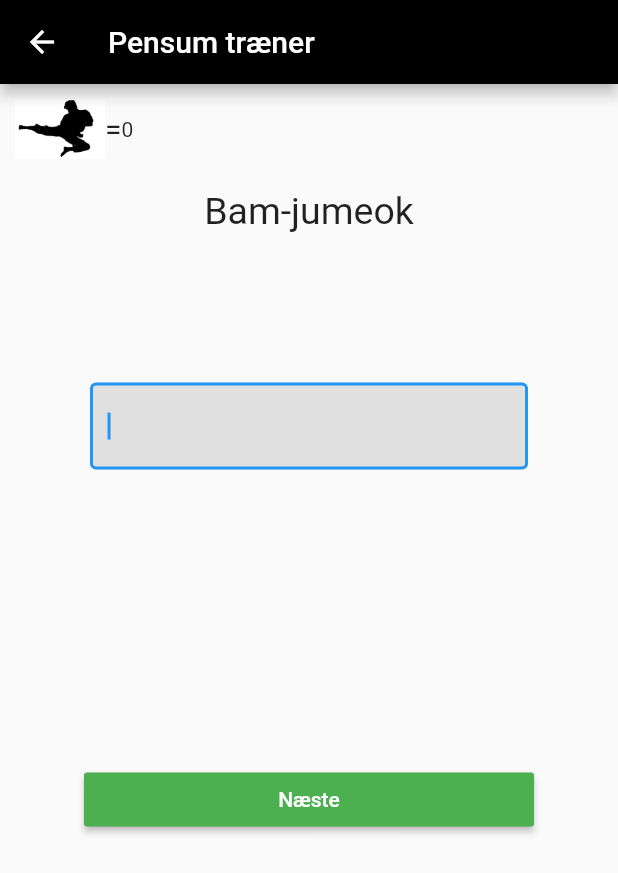
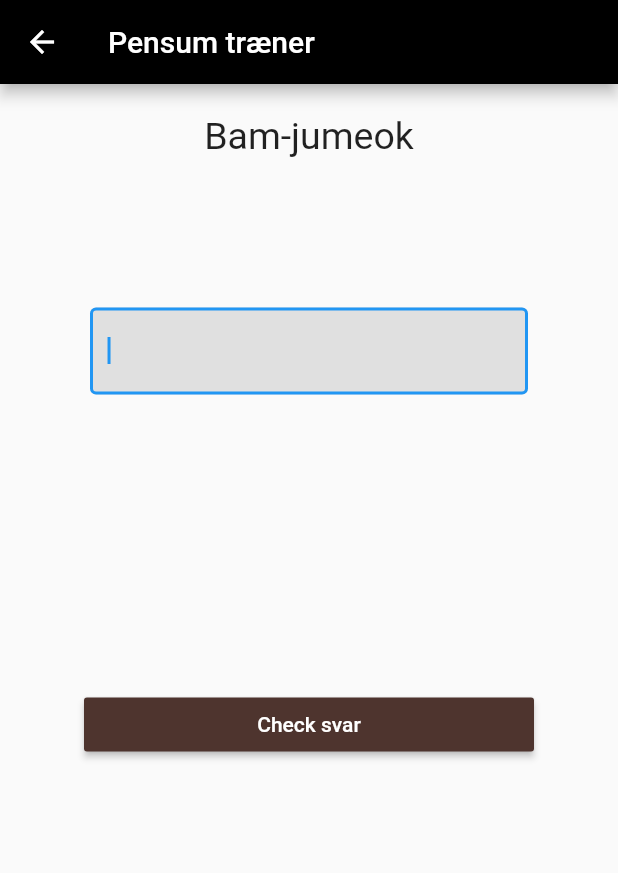
Before and after one commit to toke-dk/taekwondo_pensum, a Flutter app: the screen it shows after launch, after a tap on "3.Kup", on a phone screen of 412 x 824 dp. Shown: the top 873 px of the screen. Run offline on Flutter 3.47's test engine with Material 2 defaults, Android fonts, the phone set to English and light mode, and no system bars.

Commit message:
swapping widget works with word. But does not change word

```diff
--- a/lib/pages/IngameWidget.dart
+++ b/lib/pages/IngameWidget.dart
@@ -12,7 +12,9 @@ class IngameWidget extends StatefulWidget {
 
 class _IngameWidgetState extends State<IngameWidget> {
 
-  var _shuffledWords;
+  bool _showAnswer = false;
+  bool isAnswer;
+
   var _wordsKeys;
   var _wordsValues;
   @override
@@ -28,7 +30,47 @@ class _IngameWidgetState extends State<IngameWidget> {
   String _correctionText = '';
   @override
   Widget build(BuildContext context) {
-    print('${widget.words} ${_wordsKeys}');
+
+    Widget swapButton = Container();
+    Widget showAnswerWidget = Container();
+    if (_showAnswer) {
+      showAnswerWidget = Container(
+        margin: EdgeInsets.all(10),
+        height: 50,
+        color: isAnswer ? Colors.lightGreen : Colors.redAccent,
+        child: Row(
+          mainAxisAlignment: MainAxisAlignment.center,
+          children: <Widget>[
+            Text(isAnswer ? 'Korrekt!' : 'Tæt på!', style: TextStyle(color: Colors.white, fontSize: 20),)
+          ],
+        ),
+      );
+      swapButton = RaisedButton(
+        color: isAnswer ? Colors.lightGreen[800] : Colors.brown[800],
+        child: Text('Næste'),
+        onPressed: () => {
+          setState(() {
+            _showAnswer = !_showAnswer;
+          })
+        },
+      );
+    } else {
+      swapButton = RaisedButton(
+        color: Colors.brown[800],
+        child: Text('Check svar', style: TextStyle(color: Colors.white),),
+        onPressed: () {
+          if (guess == widget.words[_wordsKeys[widget.round]]) {
+            isAnswer = true;
+          } else {
+            isAnswer = false;
+          }
+          setState(() {
+            _showAnswer = !_showAnswer;
+          });
+        },
+      );
+    }
+
     try {
       return Scaffold(
         appBar: AppBar(
@@ -40,7 +82,7 @@ class _IngameWidgetState extends State<IngameWidget> {
             key: _formkey,
             child: Column(
               children: <Widget>[
-                MyPoints(points: widget.points,),
+                showAnswerWidget,
                 Container(
                   margin: EdgeInsets.only(top: 20),
                   child: Text(_wordsKeys[widget.round],
@@ -92,32 +134,7 @@ class _IngameWidgetState extends State<IngameWidget> {
                 Container(
                   width: 300,
                   margin: EdgeInsets.only(top: 80),
-                  child: RaisedButton(
-                    color: Colors.green,
-                    child: Text('Næste', style: TextStyle(color: Colors.white),),
-                    onPressed: () =>
-                    {
-                      print(_shuffledWords),
-                      //if (widget.words.keys.toList().legth())
-                      print('${_wordsKeys[widget.round]} er ${_wordsValues[widget.round]}'),
-                      if (guess!=_wordsValues[widget.round]) {
-                        setState(() => {_correctionText = '"${_wordsKeys[widget.round]}" er "${widget.words[_wordsKeys[widget.round]]}"',
-                }),
-                        print('not right')
-                      },
-                      if (_formkey.currentState.validate()) {
-                        widget.round += 1,
-                        Navigator.pushReplacement(
-                          context,
-                          PageRouteBuilder(
-                            transitionDuration: Duration(seconds: 0),
-                            pageBuilder: (context, animation1, animation2) =>
-                                IngameWidget(words: widget.words, round: widget
-                                    .round, points: widget.points,),),)
-                      },
-
-                    },
-                  ),
+                  child: swapButton,
                 ),
               ],
             ),
@@ -129,31 +146,3 @@ class _IngameWidgetState extends State<IngameWidget> {
     }
   }
 }
-
-class MyPoints extends StatefulWidget {
-
-  final int points;
-  MyPoints({Key key, this.points}) : super(key: key);
-
-  @override
-  _MyPointsState createState() => _MyPointsState();
-}
-
-class _MyPointsState extends State<MyPoints> {
-  @override
-  Widget build(BuildContext context) {
-    return Container(
-      margin: EdgeInsets.only(top: 10, left: 10),
-      child: Row(
-        children: <Widget>[
-          Image.asset(
-            'assets/sidekick.jpg',
-            scale: 40,
-          ),
-          Text('=', style: TextStyle(fontSize: 20),),
-          Text('${widget.points}')
-        ],
-      ),
-    );
-  }
-}
```
